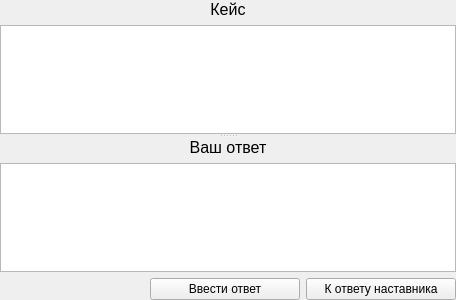
Qt form training/questionpage.ui (TheMrButcher/offline-mentor) before a commit.
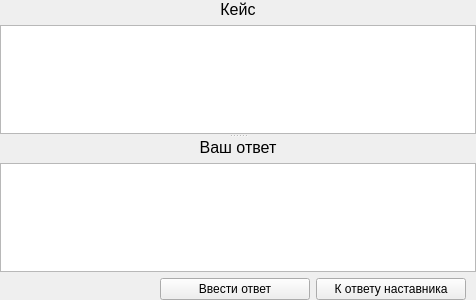
The same form after that commit. Icons and pictures are not drawn.

The edit to the form file:
```diff
--- a/training/questionpage.ui
+++ b/training/questionpage.ui
@@ -6,7 +6,7 @@
    <rect>
     <x>0</x>
     <y>0</y>
-    <width>400</width>
+    <width>476</width>
     <height>300</height>
    </rect>
   </property>
```
Left out of the diff: 6 changed lines with no effect on the pictures.
